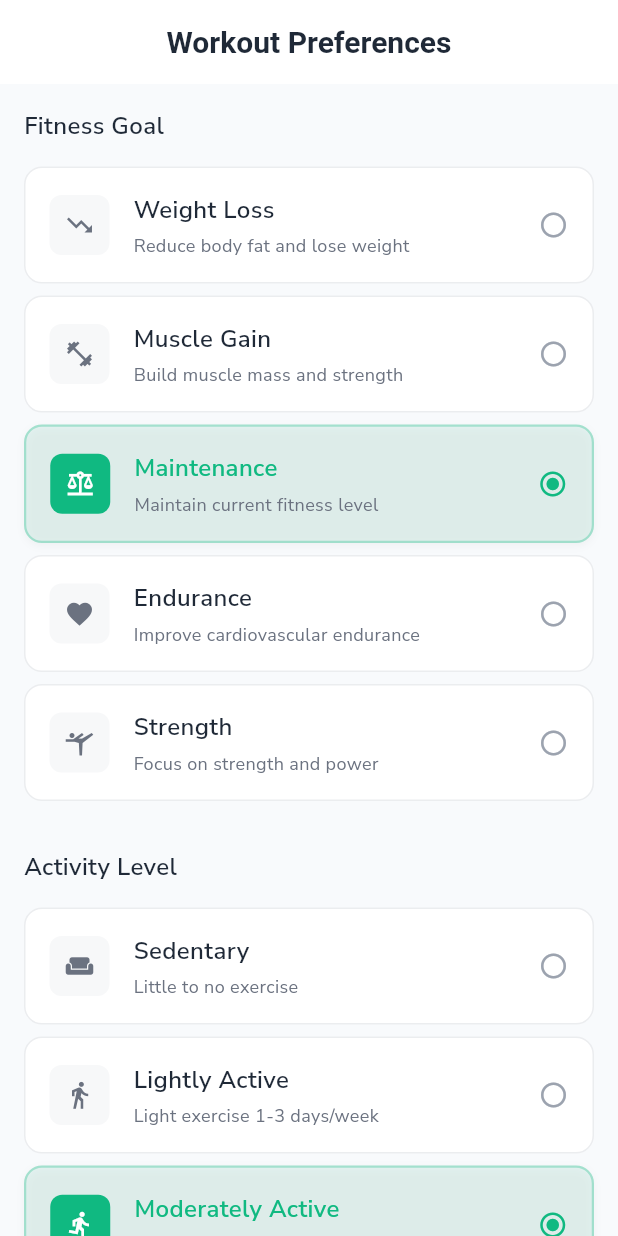
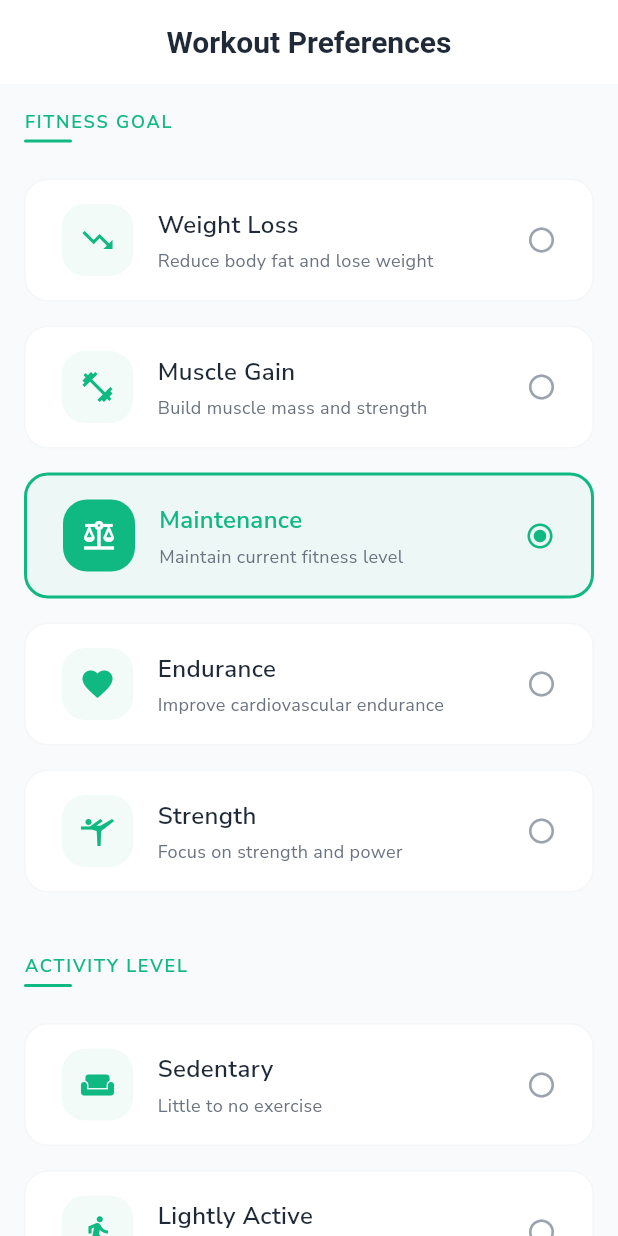
Before and after one commit to mahmoudal99/moctarnutrition, a Flutter app: the WorkoutPreferencesScreen screen opened by its route, on a phone screen of 412 x 824 dp. Run offline on Flutter 3.47's test engine with Material 3 defaults, Android fonts, the phone set to English and light mode, and no system bars; our stand-ins replace cached_network_image, cloud_firestore, firebase_auth, firebase_core, firebase_storage, fl_chart and 15 more; missing offline and left inert: flutter_floating_bottom_bar, mobile_scanner, openfoodfacts; accounts and stored records are empty; project files that could hold a hidden picture were left out.

Commit message:
Improve onboarding

```diff
--- a/lib/features/profile/presentation/screens/workout_preferences_screen.dart
+++ b/lib/features/profile/presentation/screens/workout_preferences_screen.dart
@@ -204,13 +204,29 @@ class _WorkoutPreferencesScreenState extends State<WorkoutPreferencesScreen> {
   }
 
   Widget _buildSectionHeader(String title) {
-    return Padding(
-      padding: const EdgeInsets.only(bottom: AppConstants.spacingM),
-      child: Text(
-        title,
-        style: AppTextStyles.heading5.copyWith(
-          color: AppConstants.textPrimary,
+    return Container(
+      margin: const EdgeInsets.only(bottom: AppConstants.spacingL),
+      child: Column(
+        crossAxisAlignment: CrossAxisAlignment.start,
+        children: [
+          Text(
+            title.toUpperCase(),
+            style: AppTextStyles.caption.copyWith(
+              color: AppConstants.primaryColor,
+              fontWeight: FontWeight.w600,
+              letterSpacing: 1.2,
             ),
+          ),
+          const SizedBox(height: AppConstants.spacingXS),
+          Container(
+            width: 32,
+            height: 2,
+            decoration: BoxDecoration(
+              color: AppConstants.primaryColor,
+              borderRadius: BorderRadius.circular(1),
+            ),
+          ),
+        ],
       ),
     );
   }
@@ -249,24 +265,71 @@ class _WorkoutPreferencesScreenState extends State<WorkoutPreferencesScreen> {
     return Column(
       children: [
         // Add custom workout style
+        Container(
+          padding: const EdgeInsets.all(AppConstants.spacingL),
+          decoration: BoxDecoration(
+            color: AppConstants.surfaceColor,
+            borderRadius: BorderRadius.circular(AppConstants.radiusL),
+            border: Border.all(
+              color: AppConstants.textTertiary.withOpacity(0.1),
+              width: 1,
+            ),
+          ),
+          child: Column(
+            crossAxisAlignment: CrossAxisAlignment.start,
+            children: [
+              Text(
+                'Add Custom Style',
+                style: AppTextStyles.bodyMedium.copyWith(
+                  fontWeight: FontWeight.w600,
+                  color: AppConstants.textPrimary,
+                ),
+              ),
+              const SizedBox(height: AppConstants.spacingS),
               Row(
                 children: [
                   Expanded(
                     child: TextField(
                       controller: _workoutStyleController,
-                decoration: const InputDecoration(
-                  hintText: 'Add a custom workout style',
-                  border: OutlineInputBorder(),
+                      decoration: InputDecoration(
+                        hintText: 'Enter workout style name',
+                        hintStyle: AppTextStyles.bodyMedium.copyWith(
+                          color: AppConstants.textTertiary,
+                        ),
+                        filled: true,
+                        fillColor: AppConstants.backgroundColor,
+                        border: OutlineInputBorder(
+                          borderRadius:
+                              BorderRadius.circular(AppConstants.radiusM),
+                          borderSide: BorderSide.none,
+                        ),
+                        contentPadding: const EdgeInsets.symmetric(
+                          horizontal: AppConstants.spacingM,
+                          vertical: AppConstants.spacingM,
+                        ),
                       ),
                       onSubmitted: (_) => _addCustomWorkoutStyle(),
                     ),
                   ),
-            const SizedBox(width: AppConstants.spacingS),
+                  const SizedBox(width: AppConstants.spacingM),
                   ElevatedButton(
                     onPressed: _addCustomWorkoutStyle,
+                    style: ElevatedButton.styleFrom(
+                      padding: const EdgeInsets.symmetric(
+                        horizontal: AppConstants.spacingL,
+                        vertical: AppConstants.spacingM,
+                      ),
+                      shape: RoundedRectangleBorder(
+                        borderRadius:
+                            BorderRadius.circular(AppConstants.radiusM),
+                      ),
+                    ),
                     child: const Text('Add'),
                   ),
                 ],
+              ),
+            ],
+          ),
         ),
         const SizedBox(height: AppConstants.spacingM),
 
@@ -281,39 +344,89 @@ class _WorkoutPreferencesScreenState extends State<WorkoutPreferencesScreen> {
             isMultiSelect: true,
             onTap: () => _toggleWorkoutStyle(style),
           );
-        }),
+        }).toList(),
 
         const SizedBox(height: AppConstants.spacingM),
 
         // Custom workout styles
         if (_selectedWorkoutStyles
             .any((style) => !_workoutStyles.contains(style)))
-          Column(
+          Container(
+            padding: const EdgeInsets.all(AppConstants.spacingL),
+            decoration: BoxDecoration(
+              color: AppConstants.surfaceColor,
+              borderRadius: BorderRadius.circular(AppConstants.radiusL),
+              border: Border.all(
+                color: AppConstants.textTertiary.withOpacity(0.1),
+                width: 1,
+              ),
+            ),
+            child: Column(
               crossAxisAlignment: CrossAxisAlignment.start,
               children: [
                 Text(
                   'Custom Workout Styles',
                   style: AppTextStyles.bodyMedium.copyWith(
                     fontWeight: FontWeight.w600,
-                  color: AppConstants.textSecondary,
+                    color: AppConstants.textPrimary,
                   ),
                 ),
-              const SizedBox(height: AppConstants.spacingS),
+                const SizedBox(height: AppConstants.spacingM),
                 Wrap(
                   spacing: AppConstants.spacingS,
                   runSpacing: AppConstants.spacingS,
                   children: _selectedWorkoutStyles
                       .where((style) => !_workoutStyles.contains(style))
                       .map((style) {
-                  return Chip(
-                    label: Text(style),
-                    onDeleted: () => _removeWorkoutStyle(style),
-                    deleteIcon: const Icon(Icons.close, size: 18),
-                    backgroundColor: AppConstants.primaryColor.withOpacity(0.1),
+                    return Container(
+                      padding: const EdgeInsets.symmetric(
+                        horizontal: AppConstants.spacingM,
+                        vertical: AppConstants.spacingS,
+                      ),
+                      decoration: BoxDecoration(
+                        color: AppConstants.primaryColor.withOpacity(0.05),
+                        borderRadius:
+                            BorderRadius.circular(AppConstants.radiusM),
+                        border: Border.all(
+                          color: AppConstants.primaryColor.withOpacity(0.2),
+                          width: 1,
+                        ),
+                      ),
+                      child: Row(
+                        mainAxisSize: MainAxisSize.min,
+                        children: [
+                          Text(
+                            style,
+                            style: AppTextStyles.bodyMedium.copyWith(
+                              color: AppConstants.primaryColor,
+                              fontWeight: FontWeight.w500,
+                            ),
+                          ),
+                          const SizedBox(width: AppConstants.spacingS),
+                          InkWell(
+                            onTap: () => _removeWorkoutStyle(style),
+                            borderRadius: BorderRadius.circular(12),
+                            child: Container(
+                              padding: const EdgeInsets.all(2),
+                              decoration: BoxDecoration(
+                                color:
+                                    AppConstants.primaryColor.withOpacity(0.1),
+                                borderRadius: BorderRadius.circular(12),
+                              ),
+                              child: const Icon(
+                                Icons.close,
+                                size: 16,
+                                color: AppConstants.primaryColor,
+                              ),
+                            ),
+                          ),
+                        ],
+                      ),
                     );
                   }).toList(),
                 ),
               ],
+            ),
           ),
       ],
     );
@@ -328,44 +441,47 @@ class _WorkoutPreferencesScreenState extends State<WorkoutPreferencesScreen> {
     required VoidCallback onTap,
   }) {
     return Container(
-      margin: const EdgeInsets.only(bottom: AppConstants.spacingS),
+      margin: const EdgeInsets.only(bottom: AppConstants.spacingM),
       child: Material(
         color: Colors.transparent,
+        borderRadius: BorderRadius.circular(AppConstants.radiusL),
         child: InkWell(
           onTap: onTap,
-          borderRadius: BorderRadius.circular(AppConstants.radiusM),
+          borderRadius: BorderRadius.circular(AppConstants.radiusL),
           child: Container(
-            padding: const EdgeInsets.all(AppConstants.spacingM),
+            padding: const EdgeInsets.symmetric(
+              horizontal: AppConstants.spacingL,
+              vertical: AppConstants.spacingM,
+            ),
             decoration: BoxDecoration(
               color: isSelected
-                  ? AppConstants.primaryColor.withOpacity(0.08)
+                  ? AppConstants.primaryColor.withOpacity(0.05)
                   : AppConstants.surfaceColor,
               border: Border.all(
                 color: isSelected
-                    ? AppConstants.primaryColor.withOpacity(0.3)
-                    : AppConstants.textTertiary.withOpacity(0.2),
-                width: isSelected ? 1.5 : 1,
+                    ? AppConstants.primaryColor
+                    : AppConstants.textTertiary.withOpacity(0.1),
+                width: isSelected ? 2 : 1,
               ),
-              borderRadius: BorderRadius.circular(AppConstants.radiusM),
-              boxShadow: isSelected ? AppConstants.shadowS : null,
+              borderRadius: BorderRadius.circular(AppConstants.radiusL),
             ),
             child: Row(
               children: [
                 Container(
-                  width: 40,
-                  height: 40,
+                  width: 48,
+                  height: 48,
                   decoration: BoxDecoration(
                     color: isSelected
                         ? AppConstants.primaryColor
-                        : AppConstants.textTertiary.withOpacity(0.08),
-                    borderRadius: BorderRadius.circular(AppConstants.radiusS),
+                        : AppConstants.primaryColor.withOpacity(0.05),
+                    borderRadius: BorderRadius.circular(AppConstants.radiusL),
                   ),
                   child: Icon(
                     icon,
                     color: isSelected
                         ? AppConstants.surfaceColor
-                        : AppConstants.textSecondary,
-                    size: 20,
+                        : AppConstants.primaryColor,
+                    size: 24,
                   ),
                 ),
                 const SizedBox(width: AppConstants.spacingM),
@@ -532,20 +648,10 @@ class _WorkoutPreferencesScreenState extends State<WorkoutPreferencesScreen> {
         return Icons.timer;
       case 'Running':
         return Icons.directions_run;
-      case 'Yoga':
-        return Icons.self_improvement;
-      case 'Pilates':
-        return Icons.accessibility_new;
       case 'CrossFit':
         return Icons.sports_martial_arts;
       case 'Swimming':
         return Icons.pool;
-      case 'Cycling':
-        return Icons.directions_bike;
-      case 'Boxing':
-        return Icons.sports_kabaddi;
-      case 'Martial Arts':
-        return Icons.sports_kabaddi;
       default:
         return Icons.fitness_center;
     }
```
Lines whose indentation alone changed are shown as unchanged.
